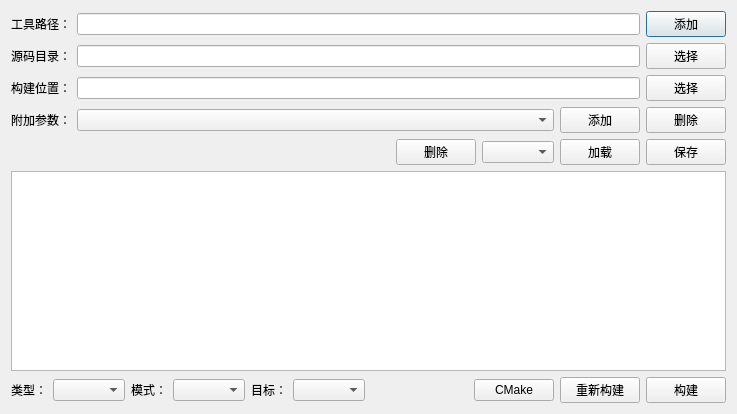
Above: cmakebuilder.ui from taynpg/cmakeBuilder before the change. Below: the same form after it.
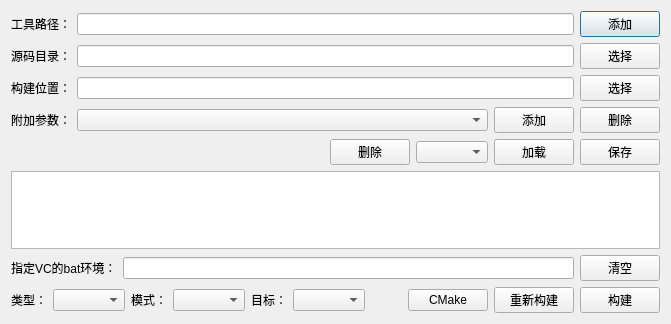
That is the form after the change.

Commit message: size：自动保存窗口大小。

```diff
--- a/cmakebuilder.ui
+++ b/cmakebuilder.ui
@@ -6,8 +6,8 @@
    <rect>
     <x>0</x>
     <y>0</y>
-    <width>737</width>
-    <height>414</height>
+    <width>671</width>
+    <height>324</height>
    </rect>
   </property>
   <property name="windowTitle">
@@ -156,6 +156,27 @@
    <item>
     <widget class="QPlainTextEdit" name="pedOutput"/>
    </item>
+   <item>
+    <layout class="QHBoxLayout" name="horizontalLayout_7">
+     <item>
+      <widget class="QLabel" name="label_8">
+       <property name="text">
+        <string>指定VC的bat环境：</string>
+       </property>
+      </widget>
+     </item>
+     <item>
+      <widget class="QLineEdit" name="edVcEnv"/>
+     </item>
+     <item>
+      <widget class="QPushButton" name="btnClearEnv">
+       <property name="text">
+        <string>清空</string>
+       </property>
+      </widget>
+     </item>
+    </layout>
+   </item>
    <item>
     <layout class="QHBoxLayout" name="horizontalLayout_6">
      <item>
```
The commit also changes 2 other files.
